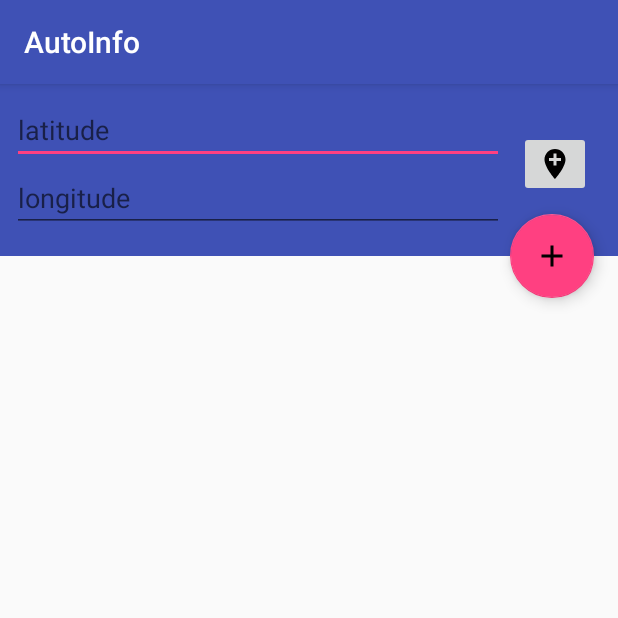
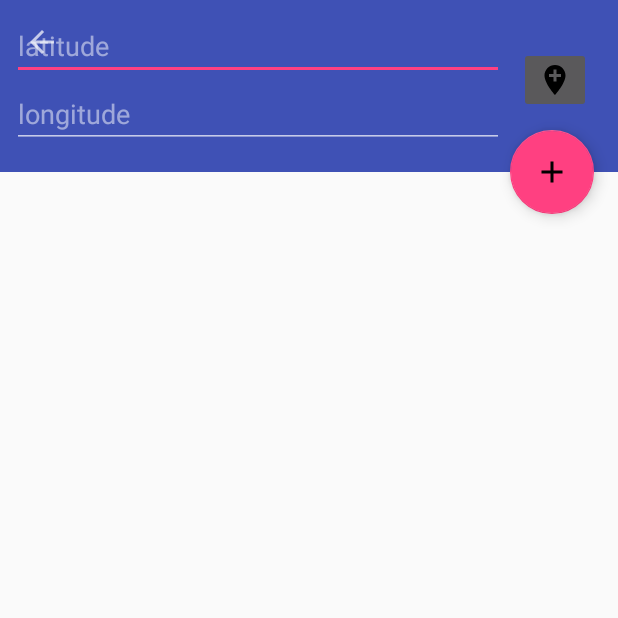
Before and after one commit to VladZaitsev/AutoInfo, an Android app: the screen it shows after launch (AddEditStationActivity), on a phone screen of 412 x 824 dp, the top half of it. Run offline under Robolectric (Android 15) with nearby library versions, the phone set to English and light mode, and no system bars; our stand-ins replace Room's generated code, RxJava, data binding; network calls fail; 1 statement that could not run was skipped.

Commit message:
CollapsingToolbar work improvement

```diff
--- a/app/src/main/java/com/baikaleg/v3/autoinfo/ui/stations/AddEditStationActivity.kt
+++ b/app/src/main/java/com/baikaleg/v3/autoinfo/ui/stations/AddEditStationActivity.kt
@@ -4,6 +4,7 @@ import android.arch.lifecycle.ViewModelProviders
 import android.databinding.BindingAdapter
 import android.databinding.DataBindingUtil
 import android.os.Bundle
+import android.support.v7.app.ActionBar
 import android.support.v7.app.AppCompatActivity
 import android.support.v7.widget.LinearLayoutManager
 import android.support.v7.widget.RecyclerView
@@ -24,13 +25,28 @@ class AddEditStationActivity : AppCompatActivity() {
         super.onCreate(savedInstanceState)
         val binding: ActivityAddEditStationBinding = DataBindingUtil.setContentView(
                 this, R.layout.activity_add_edit_station)
+        setSupportActionBar(binding.toolbar)
+        val actionBar = this.supportActionBar as ActionBar
+
+        with(actionBar) {
+            setDisplayHomeAsUpEnabled(true)
+            setDisplayShowHomeEnabled(true)
+            title = null
+        }
+
         with(binding) {
             setLifecycleOwner(this@AddEditStationActivity)
             viewmodel = ViewModelProviders.of(this@AddEditStationActivity).get(AddEditStationModel::class.java)
+
             with(recycler) {
                 layoutManager = LinearLayoutManager(this@AddEditStationActivity)
                 adapter = StationViewAdapter()
             }
+
+            with(collapsingToolbar){
+                title = "Nokia"
+                setExpandedTitleColor(resources.getColor(android.R.color.transparent))
+            }
         }
     }
 }
--- a/app/src/main/res/layout/activity_add_edit_station.xml
+++ b/app/src/main/res/layout/activity_add_edit_station.xml
@@ -1,6 +1,8 @@
 <?xml version="1.0" encoding="utf-8"?>
 <layout xmlns:android="http://schemas.android.com/apk/res/android"
-    xmlns:app="http://schemas.android.com/apk/res-auto">
+    xmlns:app="http://schemas.android.com/apk/res-auto"
+    xmlns:tools="http://schemas.android.com/tools"
+    tools:context=".ui.stations.AddEditStationActivity">
 
     <data>
 
@@ -18,19 +20,23 @@
             android:id="@+id/appbar"
             android:layout_width="match_parent"
             android:layout_height="wrap_content"
-            android:fitsSystemWindows="true">
+            android:fitsSystemWindows="true"
+            android:theme="@style/ThemeOverlay.AppCompat.Dark"
+            app:toolbarId="@+id/toolbar">
 
             <android.support.design.widget.CollapsingToolbarLayout
                 android:id="@+id/collapsing_toolbar"
                 android:layout_width="match_parent"
                 android:layout_height="wrap_content"
                 android:fitsSystemWindows="true"
+                app:contentScrim="?attr/colorPrimary"
                 app:layout_scrollFlags="scroll|exitUntilCollapsed">
 
                 <LinearLayout
                     android:layout_width="match_parent"
                     android:layout_height="wrap_content"
-                    android:orientation="vertical">
+                    android:orientation="vertical"
+                    app:layout_collapseMode="parallax">
 
                     <RelativeLayout
                         android:id="@+id/location_layout"
@@ -78,7 +84,6 @@
                         android:layout_height="wrap_content"
                         android:elevation="4dp"
                         android:padding="8dp">
-
                     </RelativeLayout>
                 </LinearLayout>
 
@@ -87,7 +92,8 @@
                     android:layout_width="match_parent"
                     android:layout_height="?attr/actionBarSize"
                     android:layout_gravity="top"
-                    app:layout_collapseMode="pin" />
+                    app:layout_collapseMode="pin"
+                    app:popupTheme="@style/AppTheme.PopupOverlay"/>
 
             </android.support.design.widget.CollapsingToolbarLayout>
 
@@ -102,7 +108,7 @@
                 android:id="@+id/recycler"
                 android:layout_width="match_parent"
                 android:layout_height="match_parent"
-                app:stations="@{viewmodel.stations}"/>
+                app:stations="@{viewmodel.stations}" />
         </FrameLayout>
 
         <android.support.design.widget.FloatingActionButton
--- a/app/src/main/res/values/styles.xml
+++ b/app/src/main/res/values/styles.xml
@@ -1,7 +1,7 @@
 <resources>
 
     <!-- Base application theme. -->
-    <style name="AppTheme" parent="Theme.AppCompat.Light.DarkActionBar">
+    <style name="AppTheme" parent="Theme.AppCompat.Light.NoActionBar">
         <!-- Customize your theme here. -->
         <item name="colorPrimary">@color/colorPrimary</item>
         <item name="colorPrimaryDark">@color/colorPrimaryDark</item>
```
